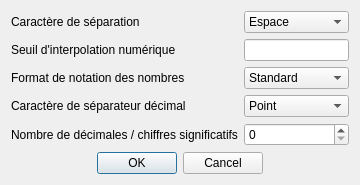
The window that interfaces/FenetreParametresExport.ui (lovehina13/NumerisationDeCourbes) describes before a commit, drawn with Qt 5.
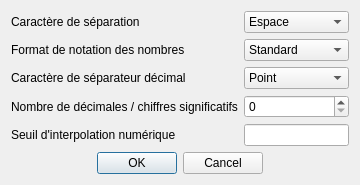
The same window after the commit.

Commit message: Implémentation des classes Repere, ParametresAffichage, ParametresExport, Etude, VueGraphiqueEtude et FenetreParametresExport (non terminées).

Diff of the .ui file:
```diff
--- a/interfaces/FenetreParametresExport.ui
+++ b/interfaces/FenetreParametresExport.ui
@@ -41,23 +41,13 @@
     </widget>
    </item>
    <item row="1" column="0">
-    <widget class="QLabel" name="labelSeuilInterpolationNumerique">
-     <property name="text">
-      <string>Seuil d'interpolation numérique</string>
-     </property>
-    </widget>
-   </item>
-   <item row="1" column="1">
-    <widget class="QLineEdit" name="lineEditSeuilInterpolationNumerique"/>
-   </item>
-   <item row="2" column="0">
     <widget class="QLabel" name="labelFormatNotationNombres">
      <property name="text">
       <string>Format de notation des nombres</string>
      </property>
     </widget>
    </item>
-   <item row="2" column="1">
+   <item row="1" column="1">
     <widget class="QComboBox" name="comboBoxFormatNotationNombres">
      <item>
       <property name="text">
@@ -71,14 +61,14 @@
      </item>
     </widget>
    </item>
-   <item row="3" column="0">
+   <item row="2" column="0">
     <widget class="QLabel" name="labelCaractereSeparateurDecimal">
      <property name="text">
       <string>Caractère de séparateur décimal</string>
      </property>
     </widget>
    </item>
-   <item row="3" column="1">
+   <item row="2" column="1">
     <widget class="QComboBox" name="comboBoxCaractereSeparateurDecimal">
      <item>
       <property name="text">
@@ -92,16 +82,26 @@
      </item>
     </widget>
    </item>
-   <item row="4" column="0">
+   <item row="3" column="0">
     <widget class="QLabel" name="labelNombreDecimalesOuChiffresSignificatifs">
      <property name="text">
       <string>Nombre de décimales / chiffres significatifs</string>
      </property>
     </widget>
    </item>
-   <item row="4" column="1">
+   <item row="3" column="1">
     <widget class="QSpinBox" name="spinBoxNombreDecimalesOuChiffresSignificatifs"/>
    </item>
+   <item row="4" column="0">
+    <widget class="QLabel" name="labelSeuilInterpolationNumerique">
+     <property name="text">
+      <string>Seuil d'interpolation numérique</string>
+     </property>
+    </widget>
+   </item>
+   <item row="4" column="1">
+    <widget class="QLineEdit" name="lineEditSeuilInterpolationNumerique"/>
+   </item>
    <item row="5" column="0" colspan="2">
     <widget class="QDialogButtonBox" name="buttonBox">
      <property name="standardButtons">
```
The commit also changes 7 other files.
